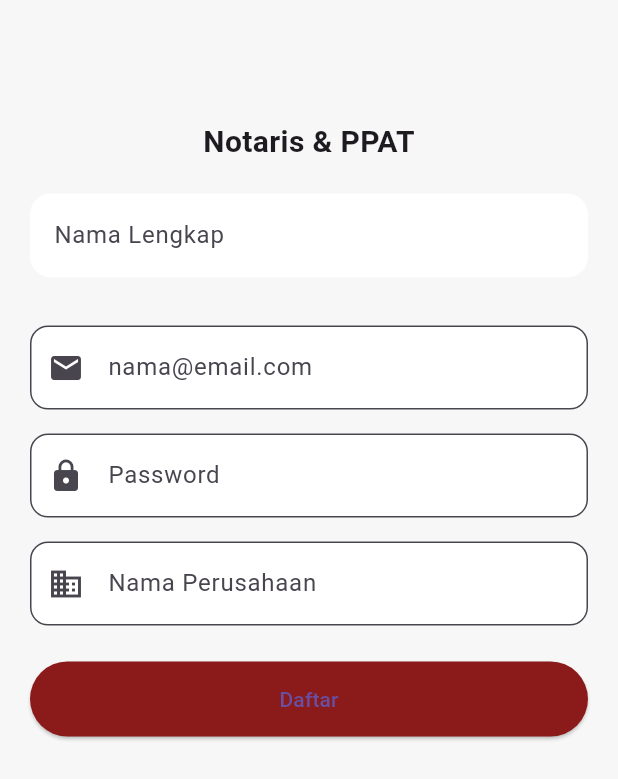
After one commit to Faey-byte/Notaris_App, a Flutter app: the SignupPage screen opened directly, after a tap on "Daftar", on a phone screen of 412 x 824 dp. The commit adds this screen. Shown: the top 779 px of the screen. Run offline on Flutter 3.47's test engine with Material 3 defaults, Android fonts, the phone set to English and light mode, and no system bars; our stand-ins replace get; network calls fail.

Commit message:
FEAT [AA] singup

```diff
--- /dev/null
+++ b/lib/Controller/signup_controller.dart
@@ -0,0 +1,27 @@
+import 'package:flutter/material.dart';
+import 'package:get/get.dart';
+import '../../data/services/auth_service.dart';
+
+class SignupController extends GetxController {
+  final nameC = TextEditingController();
+  final emailC = TextEditingController();
+  final passwordC = TextEditingController();
+  final companyC = TextEditingController();
+
+  final service = AuthService();
+
+  void signup() async {
+    final result = await service.signup(
+      name: nameC.text,
+      email: emailC.text,
+      password: passwordC.text,
+      company: companyC.text,
+    );
+
+    if (result) {
+      Get.snackbar("Sukses", "Akun berhasil dibuat");
+    } else {
+      Get.snackbar("Error", "Gagal daftar");
+    }
+  }
+}
--- a/lib/Pages/Calculator_Page.dart
+++ b/lib/Pages/Calculator_Page.dart
@@ -2,7 +2,7 @@ import 'package:flutter/material.dart';
 import 'package:get/get.dart';
 import 'package:notaris_app/Controller/Calculator_Controller.dart';
 import 'package:notaris_app/utils/app_colors.dart';
-import '../Widget/Berkas/Text_Field_Widget.dart';
+import '../Widget/Text_Field_Widget.dart';
 import '../Widget/App_Bottom_Navbar.dart';
 import 'PPAT_page.dart';
 
--- /dev/null
+++ b/lib/Pages/signup_page.dart
@@ -0,0 +1,72 @@
+import 'package:flutter/material.dart';
+import 'package:get/get.dart';
+import 'package:notaris_app/Controller/signup_controller.dart';
+import 'package:notaris_app/Widget/Text_Field_Widget.dart';
+import 'package:notaris_app/utils/app_colors.dart';
+
+class SignupPage extends StatelessWidget {
+  SignupPage({super.key});
+
+  final controller = Get.put(SignupController());
+
+  @override
+  Widget build(BuildContext context) {
+    return Scaffold(
+      backgroundColor: AppColors.background,
+      body: Padding(
+        padding: const EdgeInsets.all(20),
+        child: Column(
+          children: [
+            const SizedBox(height: 60),
+
+            Text("Notaris & PPAT",
+                style: TextStyle(fontSize: 20, fontWeight: FontWeight.bold)),
+
+            const SizedBox(height: 20),
+
+            TextfieldsWidget(
+              label: "Nama Lengkap",
+              controller: controller.nameC,
+            ),
+
+            const SizedBox(height: 16),
+
+            CustomTextField(
+              hint: "nama@email.com",
+              icon: Icons.email,
+              controller: controller.emailC,
+            ),
+
+            const SizedBox(height: 16),
+
+            CustomTextField(
+              hint: "Password",
+              icon: Icons.lock,
+              isPassword: true,
+              controller: controller.passwordC,
+            ),
+
+            const SizedBox(height: 16),
+
+            CustomTextField(
+              hint: "Nama Perusahaan",
+              icon: Icons.business,
+              controller: controller.companyC,
+            ),
+
+            const SizedBox(height: 24),
+
+            ElevatedButton(
+              style: ElevatedButton.styleFrom(
+                backgroundColor: AppColors.primary,
+                minimumSize: const Size(double.infinity, 50),
+              ),
+              onPressed: controller.signup,
+              child: const Text("Daftar"),
+            ),
+          ],
+        ),
+      ),
+    );
+  }
+}
--- a/lib/Widget/Berkas/Text_Field_Widget.dart
+++ b/lib/Widget/Text_Field_Widget.dart
@@ -1,6 +1,7 @@
 import 'package:flutter/material.dart';
 import 'package:flutter/services.dart';
 import 'package:notaris_app/Formatter/Currency_Formatter.dart';
+import 'package:notaris_app/utils/app_colors.dart';
 
 class TextfieldsWidget extends StatelessWidget {
   final String label;
@@ -14,6 +15,7 @@ class TextfieldsWidget extends StatelessWidget {
   final bool readOnly;
   final String? prefixText;
   final TextInputType keyboardType;
+
 
   const TextfieldsWidget({
     super.key,
@@ -60,3 +62,37 @@ class TextfieldsWidget extends StatelessWidget {
     );
   }
 }
+
+
+class CustomTextField extends StatelessWidget {
+  final String hint;
+  final IconData icon;
+  final bool isPassword;
+  final TextEditingController controller;
+
+  const CustomTextField({
+    super.key,
+    required this.hint,
+    required this.icon,
+    required this.controller,
+    this.isPassword = false,
+  });
+
+  @override
+  Widget build(BuildContext context) {
+    return TextField(
+      controller: controller,
+      obscureText: isPassword,
+      decoration: InputDecoration(
+        prefixIcon: Icon(icon),
+        hintText: hint,
+        filled: true,
+        fillColor: AppColors.white,
+        border: OutlineInputBorder(
+          borderRadius: BorderRadius.circular(12),
+          borderSide: BorderSide(color: AppColors.border),
+        ),
+      ),
+    );
+  }
+}
--- /dev/null
+++ b/lib/data/services/auth_service.dart
@@ -0,0 +1,35 @@
+import 'dart:convert';
+import 'package:http/http.dart' as http;
+
+class AuthService {
+  final baseUrl = "https://virtserver.swaggerhub.com/MikhaelJhon/notary/1.0.0";
+
+  Future<bool> signup({
+    required String name,
+    required String email,
+    required String password,
+    required String company,
+  }) async {
+    final url = Uri.parse("$baseUrl/api/v1/signup");
+
+    final response = await http.post(
+      url,
+      headers: {
+        "Content-Type": "application/json",
+      },
+      body: jsonEncode({
+        "username": name,
+        "email": email,
+        "password": password,
+        "companyName": company,
+      }),
+    );
+
+    if (response.statusCode == 200) {
+      return true;
+    } else {
+      print(response.body);
+      return false;
+    }
+  }
+}
```
